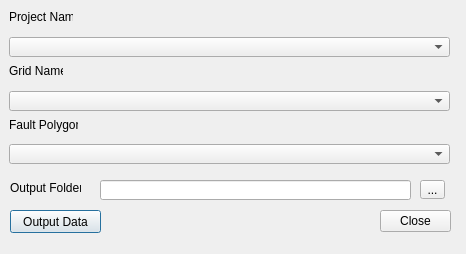
Qt form dialog.ui (SeisWare/FaultSealAnalysis) before a commit.
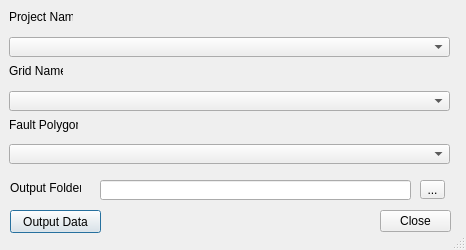
The same form after that commit.

What changed in the file:
```diff
--- a/dialog.ui
+++ b/dialog.ui
@@ -7,12 +7,36 @@
     <x>0</x>
     <y>0</y>
     <width>466</width>
-    <height>254</height>
+    <height>250</height>
    </rect>
   </property>
+  <property name="sizePolicy">
+   <sizepolicy hsizetype="Fixed" vsizetype="Fixed">
+    <horstretch>0</horstretch>
+    <verstretch>0</verstretch>
+   </sizepolicy>
+  </property>
+  <property name="minimumSize">
+   <size>
+    <width>466</width>
+    <height>250</height>
+   </size>
+  </property>
+  <property name="maximumSize">
+   <size>
+    <width>466</width>
+    <height>250</height>
+   </size>
+  </property>
   <property name="windowTitle">
    <string>Dialog</string>
   </property>
+  <property name="autoFillBackground">
+   <bool>false</bool>
+  </property>
+  <property name="sizeGripEnabled">
+   <bool>true</bool>
+  </property>
   <widget class="QLabel" name="label">
    <property name="geometry">
     <rect>
```
Left out of the diff: 3 changed lines with no effect on the pictures.
